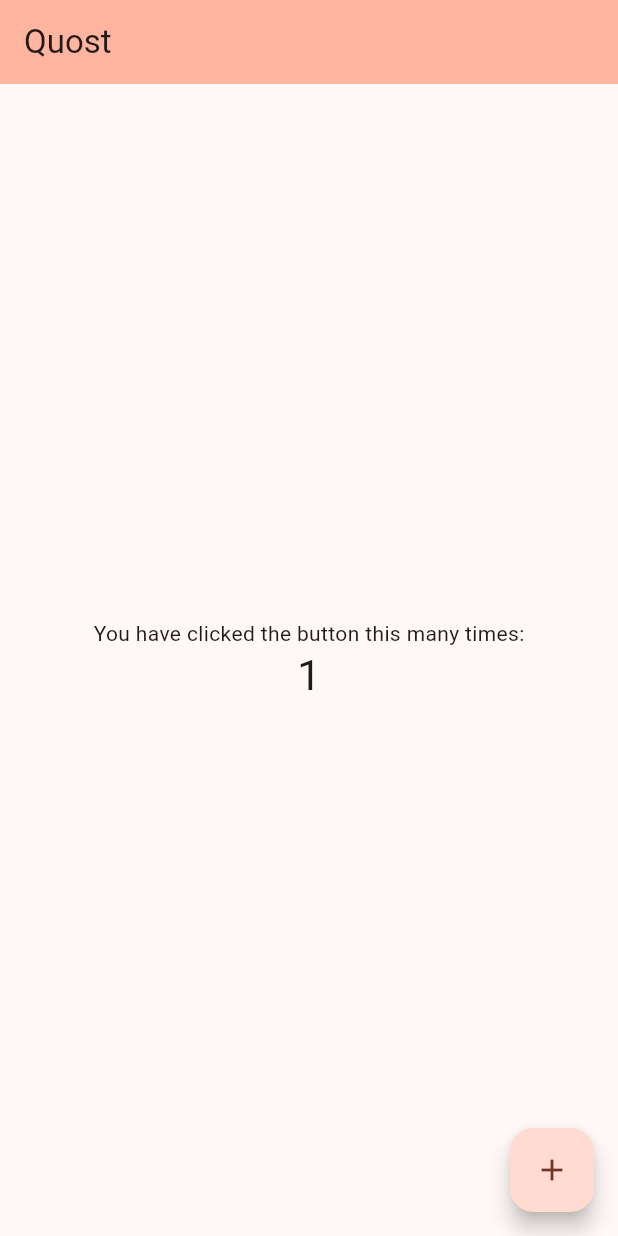
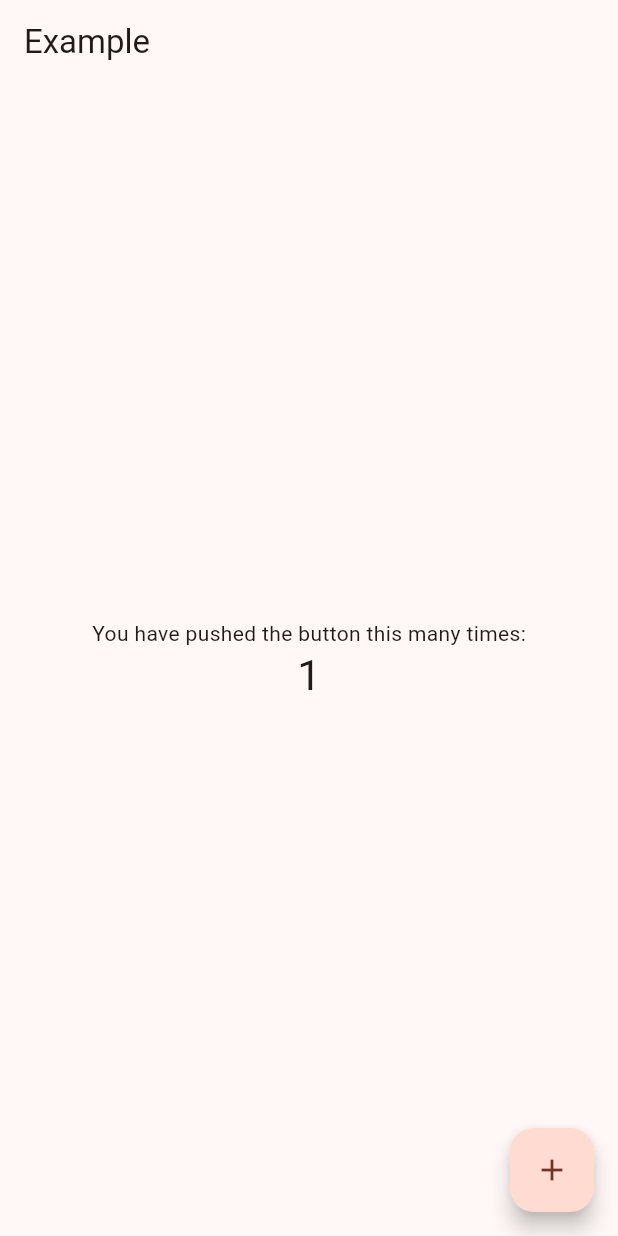
Before and after one commit to sogoagain/quost, a Flutter app: the screen it shows after launch, after a tap on the "add" icon, on a phone screen of 412 x 824 dp. Run offline on Flutter 3.47's test engine with Material 2 defaults, Android fonts, the phone set to English and light mode, and no system bars; missing offline and left inert: nostr.

```diff
--- a/lib/app.dart
+++ b/lib/app.dart
@@ -1,5 +1,4 @@
 import 'package:flutter/material.dart';
-
 import 'package:quost/pages/home_page.dart';
 
 class App extends StatelessWidget {
--- /dev/null
+++ b/lib/features/counter.dart
@@ -0,0 +1,18 @@
+import 'package:flutter/foundation.dart';
+
+class Counter with ChangeNotifier, DiagnosticableTreeMixin {
+  int _count = 0;
+
+  int get count => _count;
+
+  void increment() {
+    _count++;
+    notifyListeners();
+  }
+
+  @override
+  void debugFillProperties(DiagnosticPropertiesBuilder properties) {
+    super.debugFillProperties(properties);
+    properties.add(IntProperty('count', count));
+  }
+}
--- a/lib/main.dart
+++ b/lib/main.dart
@@ -1,7 +1,11 @@
 import 'package:flutter/material.dart';
-
+import 'package:provider/provider.dart';
 import 'package:quost/app.dart';
+import 'package:quost/features/counter.dart';
 
 void main() {
-  runApp(const App());
+  runApp(MultiProvider(
+    providers: [ChangeNotifierProvider(create: (_) => Counter())],
+    child: const App(),
+  ));
 }
--- a/lib/pages/home_page.dart
+++ b/lib/pages/home_page.dart
@@ -1,46 +1,34 @@
 import 'package:flutter/material.dart';
+import 'package:provider/provider.dart';
+import 'package:quost/features/counter.dart';
+import 'package:quost/widgets/count.dart';
 
-class HomePage extends StatefulWidget {
+class HomePage extends StatelessWidget {
   const HomePage({super.key, required this.title});
 
   final String title;
 
   @override
-  State<HomePage> createState() => _HomePageState();
-}
+  Widget build(BuildContext context) {
+    final count = context.watch<Counter>().count;
 
-class _HomePageState extends State<HomePage> {
-  int _counter = 0;
-
-  void _incrementCounter() {
-    setState(() {
-      _counter++;
-    });
-  }
-
-  @override
-  Widget build(BuildContext context) {
     return Scaffold(
       appBar: AppBar(
-        backgroundColor: Theme.of(context).colorScheme.inversePrimary,
-        title: Text(widget.title),
+        title: const Text('Example'),
       ),
       body: Center(
         child: Column(
+          mainAxisSize: MainAxisSize.min,
           mainAxisAlignment: MainAxisAlignment.center,
           children: <Widget>[
-            const Text(
-              'You have clicked the button this many times:',
-            ),
-            Text(
-              '$_counter',
-              style: Theme.of(context).textTheme.headlineMedium,
-            ),
+            const Text('You have pushed the button this many times:'),
+            Count(count: count),
           ],
         ),
       ),
       floatingActionButton: FloatingActionButton(
-        onPressed: _incrementCounter,
+        key: const Key('increment_floatingActionButton'),
+        onPressed: () => context.read<Counter>().increment(),
         tooltip: 'Increment',
         child: const Icon(Icons.add),
       ),
--- /dev/null
+++ b/lib/widgets/count.dart
@@ -0,0 +1,15 @@
+import 'package:flutter/material.dart';
+
+class Count extends StatelessWidget {
+  const Count({super.key, required this.count});
+
+  final int count;
+
+  @override
+  Widget build(BuildContext context) {
+    return Text(
+      '$count',
+      style: Theme.of(context).textTheme.headlineMedium,
+    );
+  }
+}
--- a/pubspec.yaml
+++ b/pubspec.yaml
@@ -35,6 +35,8 @@ dependencies:
   # The following adds the Cupertino Icons font to your application.
   # Use with the CupertinoIcons class for iOS style icons.
   cupertino_icons: ^1.0.2
+  nostr: ^1.4.0
+  provider: ^6.0.5
 
 dev_dependencies:
   flutter_test:
```
Also changed, not shown: lib/domains/account.dart (added, +17 -0 lines), pubspec.lock, 2 other files.
